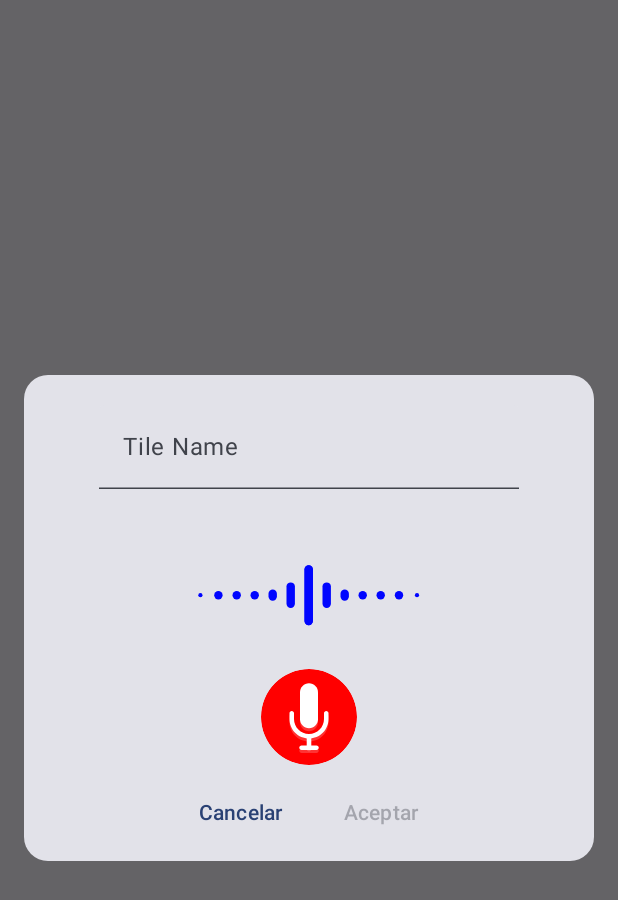
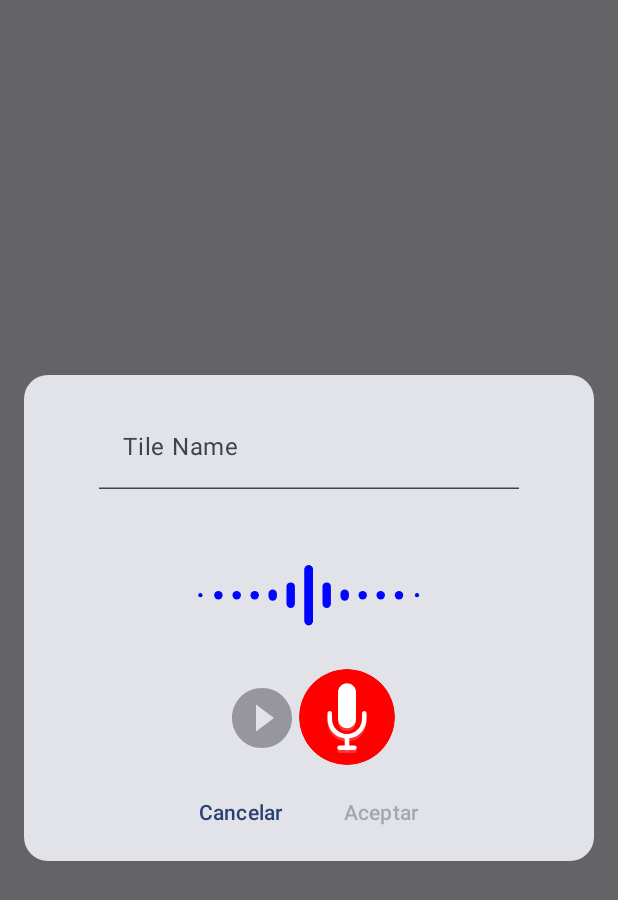
Before and after one commit to marcespinoza/te_digo_mas, an Android app built with Jetpack Compose: the composable AddTileDialog shown on its own in the app's theme, on a phone screen of 412 x 824 dp. Shown: the top 900 px of the screen. Run offline under Robolectric (Android 15) with nearby library versions, the phone set to English and light mode, and no system bars; our stand-ins replace Dagger/Hilt's generated code, Room's generated code, livedata-compose.

Commit message:
Added StopAudioRecorderUseCase Play Icon.

```diff
--- a/app/build.gradle.kts
+++ b/app/build.gradle.kts
@@ -76,6 +76,7 @@ dependencies {
     implementation(libs.room.ktx)
     implementation(libs.hilt.compose.navigation)
     implementation(libs.lottie)
+    implementation(libs.accompanist.permissions)
     ksp(libs.room.compiler)
     implementation(libs.hilt)
     ksp(libs.hilt.compiler)
--- a/app/src/main/AndroidManifest.xml
+++ b/app/src/main/AndroidManifest.xml
@@ -1,6 +1,10 @@
 <?xml version="1.0" encoding="utf-8"?>
 <manifest xmlns:android="http://schemas.android.com/apk/res/android"
     xmlns:tools="http://schemas.android.com/tools">
+
+    <uses-permission android:name="android.permission.RECORD_AUDIO" />
+    <uses-permission android:name="android.permission.WRITE_EXTERNAL_STORAGE"/>
+
 
     <application
         android:name=".ui.Application"
--- a/app/src/main/java/te/digo/mas/di/module.kt
+++ b/app/src/main/java/te/digo/mas/di/module.kt
@@ -3,6 +3,7 @@ package te.digo.mas.di
 import android.content.Context
 import android.media.AudioAttributes
 import android.media.MediaPlayer
+import android.media.MediaRecorder
 import androidx.room.Room
 import dagger.Module
 import dagger.Provides
@@ -13,7 +14,6 @@ import te.digo.mas.data.TeDigoMasDatabase
 import te.digo.mas.data.dao.TileDao
 import te.digo.mas.data.repository.TeDigoMasRepositoryImpl
 import te.digo.mas.domain.repository.TeDigoMasRepository
-import javax.inject.Singleton
 
 @Module
 @InstallIn(SingletonComponent::class)
@@ -52,3 +52,12 @@ object MediaPlayerModule {
         }
     }
 }
+
+@Module
+@InstallIn(SingletonComponent::class)
+object MediaRecorderModule {
+    @Provides
+    fun provideMediaRecorder(@ApplicationContext context: Context): MediaRecorder {
+        return MediaRecorder()
+    }
+}
--- a/app/src/main/java/te/digo/mas/domain/audio/AudioPlayer.kt
+++ b/app/src/main/java/te/digo/mas/domain/audio/AudioPlayer.kt
@@ -1,8 +1,6 @@
 package te.digo.mas.domain.audio
 
-import android.content.Context
 import android.media.MediaPlayer
-import androidx.core.net.toUri
 import te.digo.mas.domain.IAudioPlayer
 import java.io.File
 import javax.inject.Inject
@@ -16,7 +14,9 @@ class AudioPlayer @Inject constructor(
     private var player: MediaPlayer? = null
 
     override fun playFile(file: File) {
+        mediaPlayer.reset()
         mediaPlayer.setDataSource(file.absolutePath)
+        mediaPlayer.prepare()
         mediaPlayer.start()
     }
 
--- a/app/src/main/java/te/digo/mas/domain/audio/AudioRecorder.kt
+++ b/app/src/main/java/te/digo/mas/domain/audio/AudioRecorder.kt
@@ -1,6 +1,5 @@
 package te.digo.mas.domain.audio
 
-import android.content.Context
 import android.media.MediaRecorder
 import te.digo.mas.domain.IAudioRecorder
 import java.io.File
@@ -21,11 +20,9 @@ class AudioRecorder @Inject constructor(
             setAudioSource(MediaRecorder.AudioSource.MIC)
             setOutputFormat(MediaRecorder.OutputFormat.MPEG_4)
             setAudioEncoder(MediaRecorder.AudioEncoder.AAC)
-            setOutputFile(FileOutputStream(outputFile).fd)
-
+            setOutputFile(FileOutputStream(outputFile).fd   )
             prepare()
             start()
-
             recorder = this
         }
     }
--- a/app/src/main/java/te/digo/mas/domain/useCase/PlayAudioUseCase.kt
+++ b/app/src/main/java/te/digo/mas/domain/useCase/PlayAudioUseCase.kt
@@ -2,8 +2,9 @@ package te.digo.mas.domain.useCase
 
 import te.digo.mas.domain.audio.AudioPlayer
 import java.io.File
+import javax.inject.Inject
 
-class PlayAudioUseCase (
+class PlayAudioUseCase @Inject constructor(
     private val audioPlayer: AudioPlayer
 ) {
     operator fun invoke (audioFile: File) {
--- a/app/src/main/java/te/digo/mas/domain/useCase/SaveAudioUseCase.kt
+++ b/app/src/main/java/te/digo/mas/domain/useCase/StartAudioRecorderUseCase.kt
@@ -2,12 +2,12 @@ package te.digo.mas.domain.useCase
 
 import te.digo.mas.domain.audio.AudioRecorder
 import java.io.File
+import javax.inject.Inject
 
-class SaveAudioUseCase (
+class StartAudioRecorderUseCase @Inject constructor (
     private val audioRecorder: AudioRecorder
 ) {
     operator fun invoke(outputFile: File) {
         audioRecorder.start(outputFile)
-
     }
 }
--- /dev/null
+++ b/app/src/main/java/te/digo/mas/domain/useCase/StopAudioRecorderUseCase.kt
@@ -0,0 +1,11 @@
+package te.digo.mas.domain.useCase
+
+import te.digo.mas.domain.audio.AudioRecorder
+import javax.inject.Inject
+
+class StopAudioRecorderUseCase @Inject constructor(
+    private val audioRecorder: AudioRecorder
+) {
+    operator fun invoke() = audioRecorder.stop()
+
+}
--- a/app/src/main/java/te/digo/mas/ui/AddTileDialog.kt
+++ b/app/src/main/java/te/digo/mas/ui/AddTileDialog.kt
@@ -1,15 +1,9 @@
 package te.digo.mas.ui
 
-import android.util.Log
+import android.Manifest
 import androidx.compose.animation.core.animateFloatAsState
-import androidx.compose.foundation.ExperimentalFoundationApi
 import androidx.compose.foundation.border
-import androidx.compose.foundation.clickable
-import androidx.compose.foundation.combinedClickable
-import androidx.compose.foundation.gestures.detectDragGestures
 import androidx.compose.foundation.gestures.detectTapGestures
-import androidx.compose.foundation.interaction.MutableInteractionSource
-import androidx.compose.foundation.interaction.PressInteraction
 import androidx.compose.foundation.layout.Arrangement
 import androidx.compose.foundation.layout.Box
 import androidx.compose.foundation.layout.Column
@@ -21,9 +15,6 @@ import androidx.compose.foundation.layout.wrapContentHeight
 import androidx.compose.foundation.layout.wrapContentWidth
 import androidx.compose.foundation.shape.CircleShape
 import androidx.compose.foundation.shape.RoundedCornerShape
-import androidx.compose.material.icons.Icons
-import androidx.compose.material.icons.filled.ArrowBack
-import androidx.compose.material.ripple.rememberRipple
 import androidx.compose.material3.Card
 import androidx.compose.material3.Icon
 import androidx.compose.material3.IconButton
@@ -34,7 +25,6 @@ import androidx.compose.runtime.Composable
 import androidx.compose.runtime.getValue
 import androidx.compose.runtime.mutableStateOf
 import androidx.compose.runtime.remember
-import androidx.compose.runtime.rememberCoroutineScope
 import androidx.compose.runtime.setValue
 import androidx.compose.ui.Alignment
 import androidx.compose.ui.Modifier
@@ -42,6 +32,7 @@ import androidx.compose.ui.draw.clip
 import androidx.compose.ui.graphics.Color
 import androidx.compose.ui.graphics.graphicsLayer
 import androidx.compose.ui.input.pointer.pointerInput
+import androidx.compose.ui.platform.LocalContext
 import androidx.compose.ui.res.painterResource
 import androidx.compose.ui.res.stringResource
 import androidx.compose.ui.unit.dp
@@ -51,16 +42,21 @@ import com.airbnb.lottie.compose.LottieAnimation
 import com.airbnb.lottie.compose.LottieCompositionSpec
 import com.airbnb.lottie.compose.LottieConstants
 import com.airbnb.lottie.compose.rememberLottieComposition
-import kotlinx.coroutines.launch
+import com.google.accompanist.permissions.ExperimentalPermissionsApi
+import com.google.accompanist.permissions.isGranted
+import com.google.accompanist.permissions.rememberPermissionState
 import te.digo.mas.R
+import te.digo.mas.ui.viewmodel.AudioViewModel
 import te.digo.mas.ui.viewmodel.TileViewModel
+import java.io.File
 
-@OptIn(ExperimentalFoundationApi::class)
+@OptIn(ExperimentalPermissionsApi::class)
 @Composable
 fun AddTileDialog(
     onDismissRequest: () -> Unit,
     onConfirmation: () -> Unit,
-    tileViewModel: TileViewModel
+    tileViewModel: TileViewModel,
+    audioViewModel: AudioViewModel
 ) {
     var isPressed by remember { mutableStateOf(false) }
     var tileDescription by remember { mutableStateOf("") }
@@ -69,8 +65,13 @@ fun AddTileDialog(
             R.raw.audiowaves
         )
     )
-    val scale by animateFloatAsState(if (isPressed) 1.2f else 1f)
+    val scale by animateFloatAsState(if (isPressed) 1.2f else 1f, label = "")
+    val context = LocalContext.current
+    var audioFile: File? by remember { mutableStateOf(null) }
 
+    val audioRecordPermissionState = rememberPermissionState(
+        Manifest.permission.RECORD_AUDIO
+    )
 
     Dialog(
         onDismissRequest = { onDismissRequest() },
@@ -114,6 +115,20 @@ fun AddTileDialog(
                         modifier = Modifier
                             .size(width = 200.dp, height = 100.dp)
                     )
+                    Row (
+                        horizontalArrangement = Arrangement.Center,
+                        verticalAlignment = Alignment.CenterVertically
+                    ){
+                        IconButton(
+                            onClick = { audioFile?.let { audioViewModel.playAudio(it) } },
+                            enabled = audioFile != null,
+                            modifier = Modifier.size(50.dp)
+                        ) {
+                            Icon(
+                                painter = painterResource(R.drawable.playicon),
+                                contentDescription =  "Play icon button"
+                            )
+                        }
                         Box(
                             modifier = Modifier
                                 .clip(CircleShape)
@@ -125,9 +140,22 @@ fun AddTileDialog(
                                     detectTapGestures(
                                         onLongPress = { /* handle long press */ },
                                         onPress = {
+                                            if (audioRecordPermissionState.status.isGranted) {
                                             isPressed = true
-                                        val released = tryAwaitRelease()
+                                                val audioDir = File(context.filesDir, "AudioTiles")
+                                                if (!audioDir.exists()) {
+                                                    audioDir.mkdir()
+                                                }
+                                                val file = File(audioDir, "$tileDescription.mp3")
+                                                audioFile = file
+                                                audioViewModel.saveNewAudio(file)
+
+                                                tryAwaitRelease()
                                                 isPressed = false
+                                            audioViewModel.stopAudioRecorder()
+                                            } else {
+                                                audioRecordPermissionState.launchPermissionRequest()
+                                            }
                                         }
                                     )
                                 }
@@ -139,6 +167,8 @@ fun AddTileDialog(
                                 modifier = Modifier.size(64.dp)
                             )
                         }
+                    }
+
                 }
                 Row(
                     modifier = Modifier
@@ -162,4 +192,5 @@ fun AddTileDialog(
             }
         }
     }
+
 }
--- a/app/src/main/java/te/digo/mas/ui/viewmodel/AudioViewModel.kt
+++ b/app/src/main/java/te/digo/mas/ui/viewmodel/AudioViewModel.kt
@@ -1,13 +1,18 @@
 package te.digo.mas.ui.viewmodel
 
 import androidx.lifecycle.ViewModel
+import dagger.hilt.android.lifecycle.HiltViewModel
 import te.digo.mas.domain.useCase.PlayAudioUseCase
-import te.digo.mas.domain.useCase.SaveAudioUseCase
+import te.digo.mas.domain.useCase.StartAudioRecorderUseCase
+import te.digo.mas.domain.useCase.StopAudioRecorderUseCase
 import java.io.File
+import javax.inject.Inject
 
-class AudioViewModel(
+@HiltViewModel
+class AudioViewModel @Inject constructor(
     private val playAudioUseCase: PlayAudioUseCase,
-    private val saveAudioUseCase: SaveAudioUseCase
+    private val startAudioRecorderUseCase: StartAudioRecorderUseCase,
+    private val stopAudioRecorderUseCase: StopAudioRecorderUseCase
 ): ViewModel() {
 
     fun playAudio(file: File) {
@@ -15,7 +20,11 @@ class AudioViewModel(
     }
 
     fun saveNewAudio(file: File) {
-        saveAudioUseCase(file)
+        startAudioRecorderUseCase(file)
+    }
+
+    fun stopAudioRecorder() {
+        stopAudioRecorderUseCase()
     }
 
 }
--- /dev/null
+++ b/app/src/main/res/drawable/playicon.xml
@@ -0,0 +1,9 @@
+<vector xmlns:android="http://schemas.android.com/apk/res/android"
+    android:width="48dp"
+    android:height="48dp"
+    android:viewportWidth="48"
+    android:viewportHeight="48">
+  <path
+      android:fillColor="#FF000000"
+      android:pathData="M24,4C12.95,4 4,12.95 4,24s8.95,20 20,20 20,-8.95 20,-20S35.05,4 24,4zM20,33L20,15l12,9 -12,9z"/>
+</vector>
--- a/gradle/libs.versions.toml
+++ b/gradle/libs.versions.toml
@@ -37,6 +37,7 @@ hilt = { module = "com.google.dagger:hilt-android", version.ref = "hilt" }
 hilt-compiler = { module = "com.google.dagger:hilt-compiler", version.ref = "hilt" }
 hilt-compose-navigation = { module = "androidx.hilt:hilt-navigation-compose", version = "1.2.0" }
 lottie = { module = "com.airbnb.android:lottie-compose", version = "4.0.0" }
+accompanist-permissions = { module = "com.google.accompanist:accompanist-permissions", version = "0.32.0" }
 
 
 [plugins]
```
Also changed, not shown: app/src/main/java/te/digo/mas/ui/BottomSheetDialog.kt (+5 -2 lines). Lines whose indentation alone changed are shown as unchanged.
